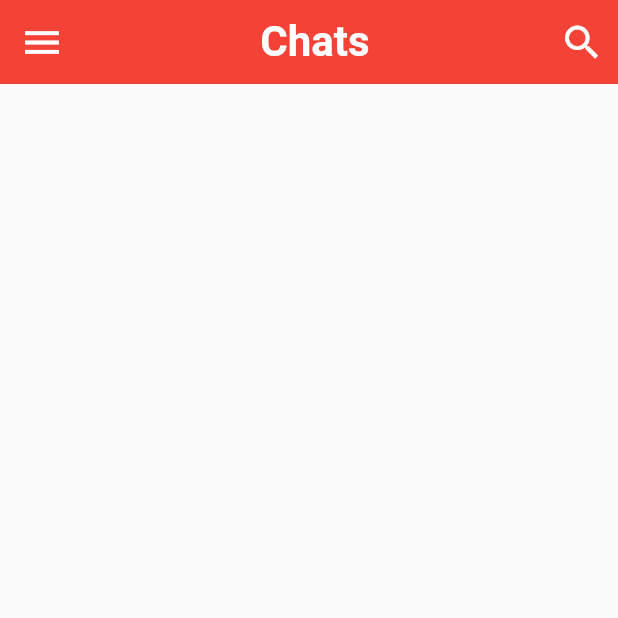
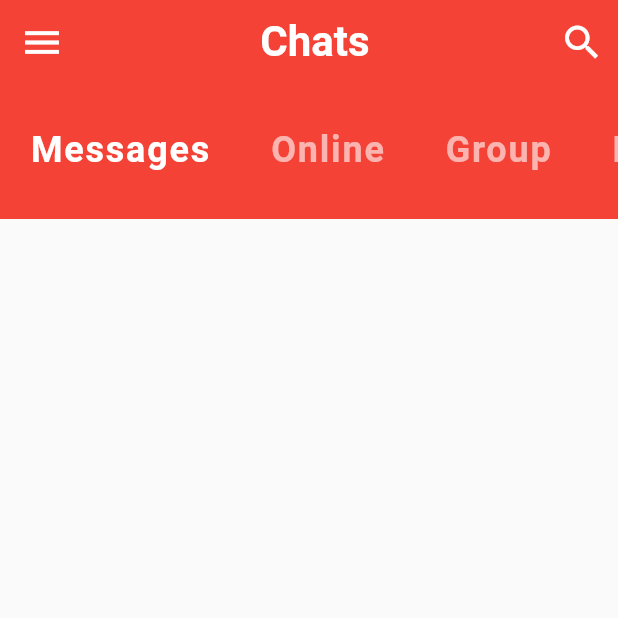
Before and after one commit to ZhassulanUrazbayev/flutter_chat_ui, a Flutter app: the screen it shows after launch, on a phone screen of 412 x 824 dp, the top half of it. Run offline on Flutter 3.47's test engine with Material 2 defaults, Android fonts, the phone set to English and light mode, and no system bars.

Commit message:
Added Category Selector

```diff
--- a/lib/screens/home_screen.dart
+++ b/lib/screens/home_screen.dart
@@ -1,4 +1,5 @@
 import 'package:flutter/material.dart';
+import 'package:flutter_chat_ui/widgets/category_selector.dart';
 
 class HomeScreen extends StatefulWidget {
   @override
@@ -34,7 +35,7 @@ class _HomeScreenState extends State<HomeScreen> {
       ),
       body: Column(
         children: <Widget>[
-
+            CategorySelector()
         ],
       ),
     );
--- a/lib/widgets/category_selector.dart
+++ b/lib/widgets/category_selector.dart
@@ -0,0 +1,48 @@
+import 'package:flutter/cupertino.dart';
+import 'package:flutter/material.dart';
+
+class CategorySelector extends StatefulWidget {
+  @override
+  _CategorySelectorState createState() => _CategorySelectorState();
+}
+
+class _CategorySelectorState extends State<CategorySelector> {
+  int selectedIndex = 0;
+  final List<String> categories = ['Messages', 'Online', 'Group', 'Requests'];
+
+  @override
+  Widget build(BuildContext context) {
+    return Container(
+      height: 90.0,
+      color: Theme.of(context).primaryColor,
+      child: ListView.builder(
+        scrollDirection: Axis.horizontal,
+        itemCount: categories.length,
+        itemBuilder: (BuildContext context, int index) {
+          return GestureDetector(
+            onTap: (){
+              setState(() {
+                selectedIndex = index;
+              });
+            },
+            child: Padding(
+              padding: EdgeInsets.symmetric(
+                horizontal: 20.0,
+                vertical: 30.0,
+              ),
+              child: Text(
+                categories[index],
+                style: TextStyle(
+                  color: index == selectedIndex ? Colors.white : Colors.white60,
+                  fontSize: 24.0,
+                  fontWeight: FontWeight.bold,
+                  letterSpacing: 1.2,
+                ),
+              ),
+            ),
+          );
+        },
+      ),
+    );
+  }
+}
```
